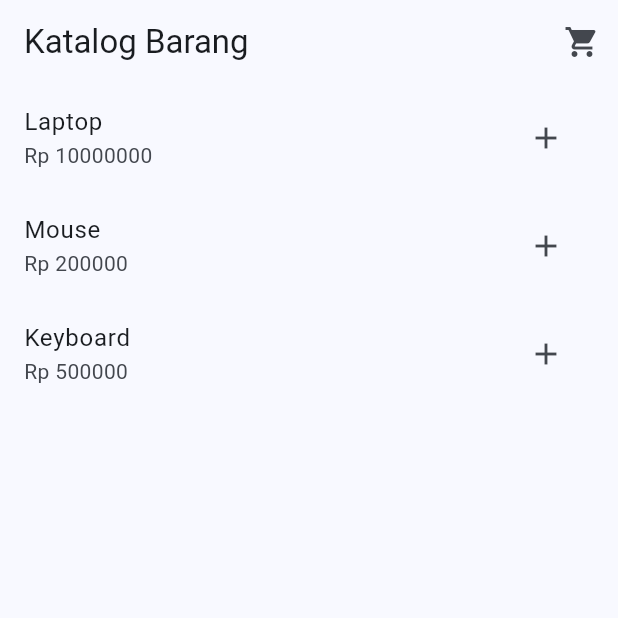
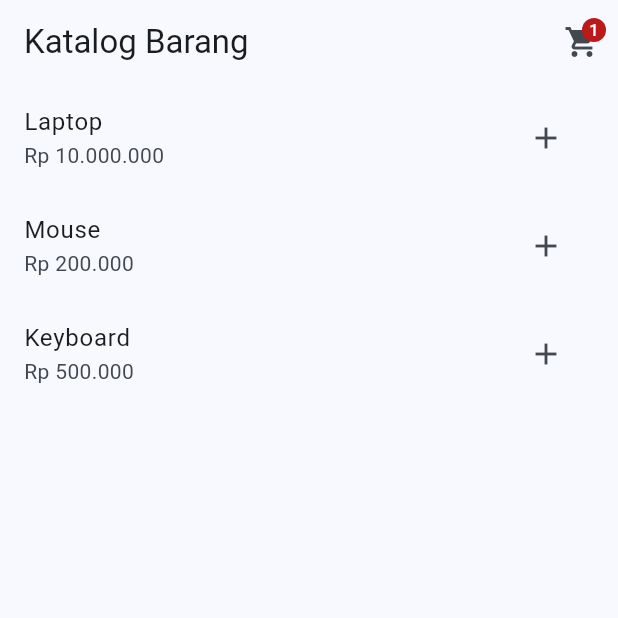
Before and after one commit to Madaihsan/Pemrograman_Mobile_Prak4, a Flutter app: the screen it shows after launch, after a tap on the "add" icon, on a phone screen of 412 x 824 dp, the top half of it. Run offline on Flutter 3.47's test engine with Material 3 defaults, Android fonts, the phone set to English and light mode, and no system bars.

Commit message:
feat: selesaikan tugas 1-3 (provider, badge, format rupiah)

```diff
--- a/analysis_options.yaml
+++ b/analysis_options.yaml
@@ -7,6 +7,11 @@
 
 # The following line activates a set of recommended lints for Flutter apps,
 # packages, and plugins designed to encourage good coding practices.
+analyzer:
+  exclude:
+    - build/**
+    - android/**
+    - web/**
 include: package:flutter_lints/flutter.yaml
 
 linter:
--- a/lib/screens/catalog_screen.dart
+++ b/lib/screens/catalog_screen.dart
@@ -2,6 +2,7 @@
 // Memakai context.read karena hanya memanggil addItem,
 // tanpa perlu dibangun ulang saat data berubah.
 import 'package:flutter/material.dart';
+import 'package:intl/intl.dart';
 import 'package:provider/provider.dart';
 
 import '../models/item.dart';
@@ -22,23 +23,16 @@ class CatalogScreen extends StatelessWidget {
       appBar: AppBar(
         title: const Text('Katalog Barang'),
         actions: [
-          // TODO(Tugas 2 - wajib): Badge jumlah barang.
-          // Ganti IconButton di bawah dengan versi yang dibungkus
-          // Consumer<CartProvider>, lalu bungkus Icon dengan widget Badge:
-          //
-          // Consumer<CartProvider>(
-          //   builder: (context, cart, child) => IconButton(
-          //     onPressed: () => Navigator.pushNamed(context, '/cart'),
-          //     icon: Badge(
-          //       isLabelVisible: cart.items.isNotEmpty,
-          //       label: Text('${cart.items.length}'),
-          //       child: const Icon(Icons.shopping_cart),
-          //     ),
-          //   ),
-          // ),
-          IconButton(
-            icon: const Icon(Icons.shopping_cart),
-            onPressed: () => Navigator.pushNamed(context, '/cart'),
+          // Tugas 2: Badge jumlah barang.
+          Consumer<CartProvider>(
+            builder: (context, cart, child) => IconButton(
+              onPressed: () => Navigator.pushNamed(context, '/cart'),
+              icon: Badge(
+                isLabelVisible: cart.items.isNotEmpty,
+                label: Text('${cart.items.length}'),
+                child: const Icon(Icons.shopping_cart),
+              ),
+            ),
           ),
         ],
       ),
@@ -48,14 +42,14 @@ class CatalogScreen extends StatelessWidget {
           final item = catalog[index];
           return ListTile(
             title: Text(item.name),
-            // TODO(Tugas 3 - wajib): Format Rupiah.
-            // Ubah 'Rp 10000000' menjadi 'Rp 10.000.000'.
-            // Package intl sudah ada di pubspec.yaml. Langkah:
-            //   1. import 'package:intl/intl.dart';
-            //   2. NumberFormat.currency(locale: 'id_ID', symbol: 'Rp ', decimalDigits: 0)
-            //          .format(item.price)
-            // Terapkan juga di cart_screen.dart (harga item dan total).
-            subtitle: Text('Rp ${item.price}'),
+            // Tugas 3: Format Rupiah.
+            subtitle: Text(
+              NumberFormat.currency(
+                locale: 'id_ID',
+                symbol: 'Rp ',
+                decimalDigits: 0,
+              ).format(item.price),
+            ),
             trailing: IconButton(
               icon: const Icon(Icons.add),
               onPressed: () {
```
Also changed, not shown: lib/providers/cart_provider.dart (+5 -5 lines), lib/screens/cart_screen.dart (+17 -9 lines), pubspec.lock.
